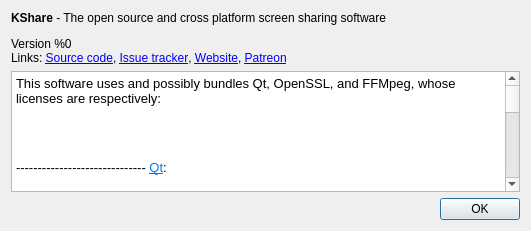
Qt form aboutbox.ui (ArsenArsen/KShare) before a commit.
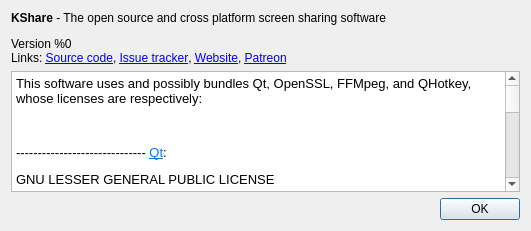
The same form after that commit. Icons and pictures are not drawn.

Commit message: I forgot about my favorite hotkeying library

Diff of the .ui file:
```diff
--- a/aboutbox.ui
+++ b/aboutbox.ui
@@ -28,10 +28,9 @@
 &lt;html&gt;&lt;head&gt;&lt;meta name=&quot;qrichtext&quot; content=&quot;1&quot; /&gt;&lt;style type=&quot;text/css&quot;&gt;
 p, li { white-space: pre-wrap; }
 &lt;/style&gt;&lt;/head&gt;&lt;body style=&quot; font-family:'Noto Sans'; font-size:10pt; font-weight:400; font-style:normal;&quot;&gt;
-&lt;p style=&quot; margin-top:12px; margin-bottom:12px; margin-left:0px; margin-right:0px; -qt-block-indent:0; text-indent:0px;&quot;&gt;This software uses and possibly bundles Qt, OpenSSL, and FFMpeg, whose licenses are respectively:&lt;/p&gt;
-&lt;p style=&quot; margin-top:12px; margin-bottom:12px; margin-left:0px; margin-right:0px; -qt-block-indent:0; text-indent:0px;&quot;&gt;&lt;br /&gt;&lt;/p&gt;
+&lt;p style=&quot; margin-top:12px; margin-bottom:12px; margin-left:0px; margin-right:0px; -qt-block-indent:0; text-indent:0px;&quot;&gt;This software uses and possibly bundles Qt, OpenSSL, FFMpeg, and QHotkey, whose licenses are respectively:&lt;/p&gt;
+&lt;p style=&quot;-qt-paragraph-type:empty; margin-top:12px; margin-bottom:12px; margin-left:0px; margin-right:0px; -qt-block-indent:0; text-indent:0px;&quot;&gt;&lt;br /&gt;&lt;/p&gt;
 &lt;p style=&quot; margin-top:12px; margin-bottom:12px; margin-left:0px; margin-right:0px; -qt-block-indent:0; text-indent:0px;&quot;&gt;&lt;span style=&quot; font-family:'Noto Mono';&quot;&gt;------------------------------ &lt;/span&gt;&lt;a href=&quot;http://code.qt.io/cgit/qt/qt5.git/tree/LICENSE.LGPLv3&quot;&gt;&lt;span style=&quot; font-family:'Noto Mono'; text-decoration: underline; color:#007af4;&quot;&gt;Qt&lt;/span&gt;&lt;/a&gt;&lt;span style=&quot; font-family:'Noto Mono';&quot;&gt;:&lt;/span&gt;&lt;/p&gt;
-&lt;p style=&quot; margin-top:12px; margin-bottom:12px; margin-left:0px; margin-right:0px; -qt-block-indent:0; text-indent:0px;&quot;&gt;&lt;br /&gt;&lt;/p&gt;
 &lt;p style=&quot; margin-top:12px; margin-bottom:12px; margin-left:0px; margin-right:0px; -qt-block-indent:0; text-indent:0px;&quot;&gt;&lt;span style=&quot; font-family:'Noto Mono';&quot;&gt;GNU LESSER GENERAL PUBLIC LICENSE&lt;/span&gt;&lt;/p&gt;
 &lt;p style=&quot; margin-top:12px; margin-bottom:12px; margin-left:0px; margin-right:0px; -qt-block-indent:0; text-indent:0px;&quot;&gt;&lt;br /&gt;&lt;/p&gt;
 &lt;p style=&quot; margin-top:12px; margin-bottom:12px; margin-left:0px; margin-right:0px; -qt-block-indent:0; text-indent:0px;&quot;&gt;&lt;span style=&quot; font-family:'Noto Mono';&quot;&gt;The Qt Toolkit is Copyright (C) 2015 The Qt Company Ltd.&lt;/span&gt;&lt;/p&gt;
@@ -237,7 +236,36 @@
 &lt;p style=&quot; margin-top:12px; margin-bottom:12px; margin-left:0px; margin-right:0px; -qt-block-indent:0; text-indent:0px;&quot;&gt;&lt;a name=&quot;user-content-incompatible-libraries&quot;&gt;&lt;/a&gt;&lt;span style=&quot; font-size:large; font-weight:600;&quot;&gt;I&lt;/span&gt;&lt;span style=&quot; font-size:large; font-weight:600;&quot;&gt;ncompatible libraries&lt;/span&gt;&lt;/p&gt;
 &lt;p style=&quot; margin-top:12px; margin-bottom:12px; margin-left:0px; margin-right:0px; -qt-block-indent:0; text-indent:0px;&quot;&gt;There are certain libraries you can combine with FFmpeg whose licenses are not compatible with the GPL and/or the LGPL. If you wish to enable these libraries, even in circumstances that their license may be incompatible, pass &lt;span style=&quot; font-family:'Noto Mono';&quot;&gt;--enable-nonfree&lt;/span&gt; to configure. But note that if you enable any of these libraries the resulting binary will be under a complex license mix that is more restrictive than the LGPL and that may result in additional obligations. It is possible that these restrictions cause the resulting binary to be unredistributable.&lt;/p&gt;
 &lt;p style=&quot; margin-top:12px; margin-bottom:12px; margin-left:0px; margin-right:0px; -qt-block-indent:0; text-indent:0px;&quot;&gt;The Fraunhofer FDK AAC and OpenSSL libraries are under licenses which are incompatible with the GPLv2 and v3. To the best of our knowledge, they are compatible with the LGPL.&lt;/p&gt;
-&lt;p style=&quot; margin-top:12px; margin-bottom:12px; margin-left:0px; margin-right:0px; -qt-block-indent:0; text-indent:0px;&quot;&gt;The NVENC library, while its header file is licensed under the compatible MIT license, requires a proprietary binary blob at run time, and is deemed to be incompatible with the GPL. We are not certain if it is compatible with the LGPL, but we require &lt;span style=&quot; font-family:'Noto Mono';&quot;&gt;--enable-nonfree&lt;/span&gt; even with LGPL configurations in case it is not.&lt;/p&gt;&lt;/body&gt;&lt;/html&gt;</string>
+&lt;p style=&quot; margin-top:12px; margin-bottom:12px; margin-left:0px; margin-right:0px; -qt-block-indent:0; text-indent:0px;&quot;&gt;The NVENC library, while its header file is licensed under the compatible MIT license, requires a proprietary binary blob at run time, and is deemed to be incompatible with the GPL. We are not certain if it is compatible with the LGPL, but we require &lt;span style=&quot; font-family:'Noto Mono';&quot;&gt;--enable-nonfree&lt;/span&gt; even with LGPL configurations in case it is not.&lt;/p&gt;
+&lt;p style=&quot;-qt-paragraph-type:empty; margin-top:12px; margin-bottom:12px; margin-left:0px; margin-right:0px; -qt-block-indent:0; text-indent:0px;&quot;&gt;&lt;br /&gt;&lt;/p&gt;
+&lt;p style=&quot; margin-top:12px; margin-bottom:12px; margin-left:0px; margin-right:0px; -qt-block-indent:0; text-indent:0px;&quot;&gt;&lt;span style=&quot; font-family:'Noto Mono';&quot;&gt;------------------------------ &lt;/span&gt;&lt;a href=&quot;https://github.com/Skycoder42/QHotkey/&quot;&gt;&lt;span style=&quot; text-decoration: underline; color:#007af4;&quot;&gt;QHotkey&lt;/span&gt;&lt;/a&gt;&lt;span style=&quot; font-family:'Noto Mono';&quot;&gt;:&lt;/span&gt;&lt;/p&gt;
+&lt;p style=&quot; margin-top:12px; margin-bottom:12px; margin-left:0px; margin-right:0px; -qt-block-indent:0; text-indent:0px;&quot;&gt;&lt;span style=&quot; font-family:'Noto Mono';&quot;&gt;Copyright (c) 2016, Felix Barz&lt;/span&gt;&lt;/p&gt;
+&lt;p style=&quot; margin-top:0px; margin-bottom:0px; margin-left:0px; margin-right:0px; -qt-block-indent:0; text-indent:0px;&quot;&gt;&lt;span style=&quot; font-family:'Noto Mono';&quot;&gt;All rights reserved.&lt;/span&gt;&lt;/p&gt;
+&lt;p style=&quot;-qt-paragraph-type:empty; margin-top:0px; margin-bottom:0px; margin-left:0px; margin-right:0px; -qt-block-indent:0; text-indent:0px; font-family:'Noto Mono';&quot;&gt;&lt;br /&gt;&lt;/p&gt;
+&lt;p style=&quot; margin-top:0px; margin-bottom:0px; margin-left:0px; margin-right:0px; -qt-block-indent:0; text-indent:0px;&quot;&gt;&lt;span style=&quot; font-family:'Noto Mono';&quot;&gt;Redistribution and use in source and binary forms, with or without&lt;/span&gt;&lt;/p&gt;
+&lt;p style=&quot; margin-top:0px; margin-bottom:0px; margin-left:0px; margin-right:0px; -qt-block-indent:0; text-indent:0px;&quot;&gt;&lt;span style=&quot; font-family:'Noto Mono';&quot;&gt;modification, are permitted provided that the following conditions are met:&lt;/span&gt;&lt;/p&gt;
+&lt;p style=&quot;-qt-paragraph-type:empty; margin-top:0px; margin-bottom:0px; margin-left:0px; margin-right:0px; -qt-block-indent:0; text-indent:0px; font-family:'Noto Mono';&quot;&gt;&lt;br /&gt;&lt;/p&gt;
+&lt;p style=&quot; margin-top:0px; margin-bottom:0px; margin-left:0px; margin-right:0px; -qt-block-indent:0; text-indent:0px;&quot;&gt;&lt;span style=&quot; font-family:'Noto Mono';&quot;&gt;* Redistributions of source code must retain the above copyright notice, this&lt;/span&gt;&lt;/p&gt;
+&lt;p style=&quot; margin-top:0px; margin-bottom:0px; margin-left:0px; margin-right:0px; -qt-block-indent:0; text-indent:0px;&quot;&gt;&lt;span style=&quot; font-family:'Noto Mono';&quot;&gt;  list of conditions and the following disclaimer.&lt;/span&gt;&lt;/p&gt;
+&lt;p style=&quot;-qt-paragraph-type:empty; margin-top:0px; margin-bottom:0px; margin-left:0px; margin-right:0px; -qt-block-indent:0; text-indent:0px; font-family:'Noto Mono';&quot;&gt;&lt;br /&gt;&lt;/p&gt;
+&lt;p style=&quot; margin-top:0px; margin-bottom:0px; margin-left:0px; margin-right:0px; -qt-block-indent:0; text-indent:0px;&quot;&gt;&lt;span style=&quot; font-family:'Noto Mono';&quot;&gt;* Redistributions in binary form must reproduce the above copyright notice,&lt;/span&gt;&lt;/p&gt;
+&lt;p style=&quot; margin-top:0px; margin-bottom:0px; margin-left:0px; margin-right:0px; -qt-block-indent:0; text-indent:0px;&quot;&gt;&lt;span style=&quot; font-family:'Noto Mono';&quot;&gt;  this list of conditions and the following disclaimer in the documentation&lt;/span&gt;&lt;/p&gt;
+&lt;p style=&quot; margin-top:0px; margin-bottom:0px; margin-left:0px; margin-right:0px; -qt-block-indent:0; text-indent:0px;&quot;&gt;&lt;span style=&quot; font-family:'Noto Mono';&quot;&gt;  and/or other materials provided with the distribution.&lt;/span&gt;&lt;/p&gt;
+&lt;p style=&quot;-qt-paragraph-type:empty; margin-top:0px; margin-bottom:0px; margin-left:0px; margin-right:0px; -qt-block-indent:0; text-indent:0px; font-family:'Noto Mono';&quot;&gt;&lt;br /&gt;&lt;/p&gt;
+&lt;p style=&quot; margin-top:0px; margin-bottom:0px; margin-left:0px; margin-right:0px; -qt-block-indent:0; text-indent:0px;&quot;&gt;&lt;span style=&quot; font-family:'Noto Mono';&quot;&gt;* Neither the name of QHotkey nor the names of its&lt;/span&gt;&lt;/p&gt;
+&lt;p style=&quot; margin-top:0px; margin-bottom:0px; margin-left:0px; margin-right:0px; -qt-block-indent:0; text-indent:0px;&quot;&gt;&lt;span style=&quot; font-family:'Noto Mono';&quot;&gt;  contributors may be used to endorse or promote products derived from&lt;/span&gt;&lt;/p&gt;
+&lt;p style=&quot; margin-top:0px; margin-bottom:0px; margin-left:0px; margin-right:0px; -qt-block-indent:0; text-indent:0px;&quot;&gt;&lt;span style=&quot; font-family:'Noto Mono';&quot;&gt;  this software without specific prior written permission.&lt;/span&gt;&lt;/p&gt;
+&lt;p style=&quot;-qt-paragraph-type:empty; margin-top:0px; margin-bottom:0px; margin-left:0px; margin-right:0px; -qt-block-indent:0; text-indent:0px; font-family:'Noto Mono';&quot;&gt;&lt;br /&gt;&lt;/p&gt;
+&lt;p style=&quot; margin-top:0px; margin-bottom:0px; margin-left:0px; margin-right:0px; -qt-block-indent:0; text-indent:0px;&quot;&gt;&lt;span style=&quot; font-family:'Noto Mono';&quot;&gt;THIS SOFTWARE IS PROVIDED BY THE COPYRIGHT HOLDERS AND CONTRIBUTORS &amp;quot;AS IS&amp;quot;&lt;/span&gt;&lt;/p&gt;
+&lt;p style=&quot; margin-top:0px; margin-bottom:0px; margin-left:0px; margin-right:0px; -qt-block-indent:0; text-indent:0px;&quot;&gt;&lt;span style=&quot; font-family:'Noto Mono';&quot;&gt;AND ANY EXPRESS OR IMPLIED WARRANTIES, INCLUDING, BUT NOT LIMITED TO, THE&lt;/span&gt;&lt;/p&gt;
+&lt;p style=&quot; margin-top:0px; margin-bottom:0px; margin-left:0px; margin-right:0px; -qt-block-indent:0; text-indent:0px;&quot;&gt;&lt;span style=&quot; font-family:'Noto Mono';&quot;&gt;IMPLIED WARRANTIES OF MERCHANTABILITY AND FITNESS FOR A PARTICULAR PURPOSE ARE&lt;/span&gt;&lt;/p&gt;
+&lt;p style=&quot; margin-top:0px; margin-bottom:0px; margin-left:0px; margin-right:0px; -qt-block-indent:0; text-indent:0px;&quot;&gt;&lt;span style=&quot; font-family:'Noto Mono';&quot;&gt;DISCLAIMED. IN NO EVENT SHALL THE COPYRIGHT HOLDER OR CONTRIBUTORS BE LIABLE&lt;/span&gt;&lt;/p&gt;
+&lt;p style=&quot; margin-top:0px; margin-bottom:0px; margin-left:0px; margin-right:0px; -qt-block-indent:0; text-indent:0px;&quot;&gt;&lt;span style=&quot; font-family:'Noto Mono';&quot;&gt;FOR ANY DIRECT, INDIRECT, INCIDENTAL, SPECIAL, EXEMPLARY, OR CONSEQUENTIAL&lt;/span&gt;&lt;/p&gt;
+&lt;p style=&quot; margin-top:0px; margin-bottom:0px; margin-left:0px; margin-right:0px; -qt-block-indent:0; text-indent:0px;&quot;&gt;&lt;span style=&quot; font-family:'Noto Mono';&quot;&gt;DAMAGES (INCLUDING, BUT NOT LIMITED TO, PROCUREMENT OF SUBSTITUTE GOODS OR&lt;/span&gt;&lt;/p&gt;
+&lt;p style=&quot; margin-top:0px; margin-bottom:0px; margin-left:0px; margin-right:0px; -qt-block-indent:0; text-indent:0px;&quot;&gt;&lt;span style=&quot; font-family:'Noto Mono';&quot;&gt;SERVICES; LOSS OF USE, DATA, OR PROFITS; OR BUSINESS INTERRUPTION) HOWEVER&lt;/span&gt;&lt;/p&gt;
+&lt;p style=&quot; margin-top:0px; margin-bottom:0px; margin-left:0px; margin-right:0px; -qt-block-indent:0; text-indent:0px;&quot;&gt;&lt;span style=&quot; font-family:'Noto Mono';&quot;&gt;CAUSED AND ON ANY THEORY OF LIABILITY, WHETHER IN CONTRACT, STRICT LIABILITY,&lt;/span&gt;&lt;/p&gt;
+&lt;p style=&quot; margin-top:0px; margin-bottom:0px; margin-left:0px; margin-right:0px; -qt-block-indent:0; text-indent:0px;&quot;&gt;&lt;span style=&quot; font-family:'Noto Mono';&quot;&gt;OR TORT (INCLUDING NEGLIGENCE OR OTHERWISE) ARISING IN ANY WAY OUT OF THE USE&lt;/span&gt;&lt;/p&gt;
+&lt;p style=&quot; margin-top:0px; margin-bottom:12px; margin-left:0px; margin-right:0px; -qt-block-indent:0; text-indent:0px;&quot;&gt;&lt;span style=&quot; font-family:'Noto Mono';&quot;&gt;OF THIS SOFTWARE, EVEN IF ADVISED OF THE POSSIBILITY OF SUCH DAMAGE.&lt;/span&gt;&lt;/p&gt;&lt;/body&gt;&lt;/html&gt;</string>
      </property>
     </widget>
    </item>
```
